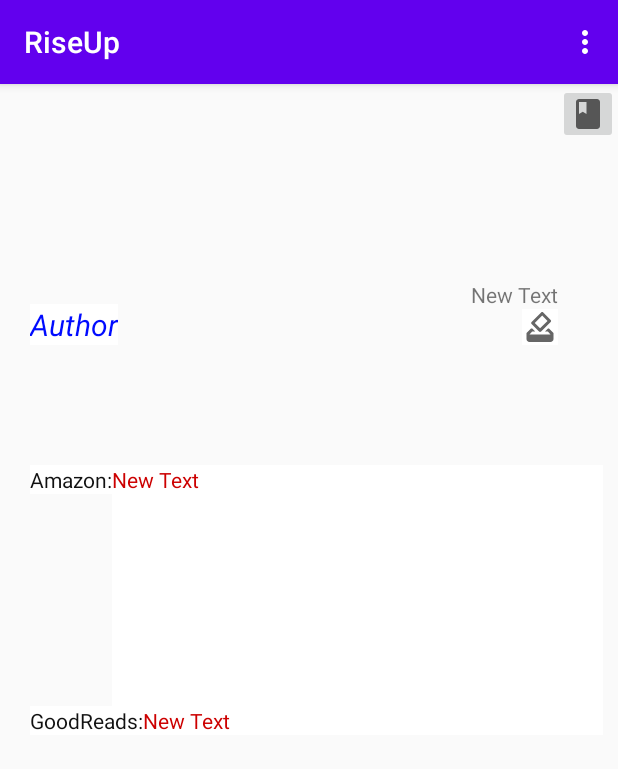
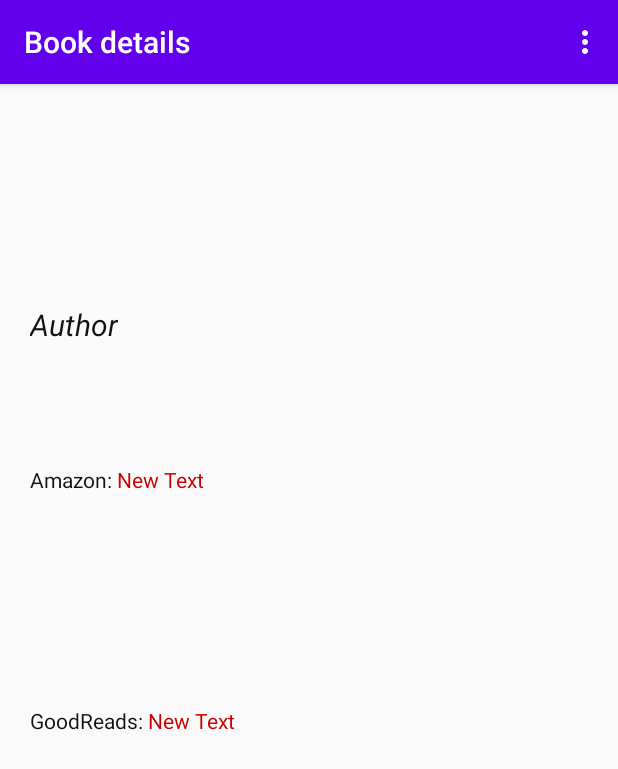
Before and after one commit to nisiddharth/RiseUp, an Android app: the DetailsActivity screen opened directly, with no data from a screen before it, on a phone screen of 412 x 824 dp. Shown: the top 769 px of the screen. Run offline under Robolectric (Android 15) with nearby library versions, the phone set to English and light mode, and no system bars; network calls fail; 4 statements that could not run were skipped.

Commit message:
Book update

```diff
--- a/Android/app/src/main/java/com/npdevs/riseup/books/BookActivity.java
+++ b/Android/app/src/main/java/com/npdevs/riseup/books/BookActivity.java
@@ -13,6 +13,7 @@ import android.widget.ListView;
 import android.widget.TextView;
 import android.widget.Toast;
 
+import androidx.appcompat.app.ActionBar;
 import androidx.appcompat.app.AppCompatActivity;
 
 import com.npdevs.riseup.LoginActivity;
@@ -33,6 +34,8 @@ public class BookActivity extends AppCompatActivity {
     protected void onCreate(Bundle savedInstanceState) {
         super.onCreate(savedInstanceState);
         setContentView(R.layout.activity_book);
+        ActionBar toolbar = getSupportActionBar();
+        toolbar.setTitle("Recommendations");
 
         bknm = (TextView) findViewById(R.id.moodTV);
         lview = (ListView) findViewById(R.id.bklist);
--- a/Android/app/src/main/java/com/npdevs/riseup/books/DetailsActivity.java
+++ b/Android/app/src/main/java/com/npdevs/riseup/books/DetailsActivity.java
@@ -1,5 +1,6 @@
 package com.npdevs.riseup.books;
 
+import androidx.appcompat.app.ActionBar;
 import androidx.appcompat.app.AppCompatActivity;
 
 import android.content.Context;
@@ -27,8 +28,6 @@ public class DetailsActivity extends AppCompatActivity {
     public TextView authornm;
     public TextView link1;
     public TextView link2;
-    public TextView upvote;
-    public ImageButton vote;
     String selectedBook;
 
     @Override
@@ -36,8 +35,9 @@ public class DetailsActivity extends AppCompatActivity {
         super.onCreate(savedInstanceState);
         setContentView(R.layout.activity_details);
 
-        vote = (ImageButton)findViewById(R.id.upvoteb);
-        upvote = (TextView)findViewById(R.id.votes);
+        ActionBar toolbar = getSupportActionBar();
+        toolbar.setTitle("Book details");
+
         bkname = (TextView)findViewById(R.id.bkname);
         authornm = (TextView)findViewById(R.id.authnm);
         link1 = (TextView)findViewById(R.id.amlink);
@@ -63,7 +63,6 @@ public class DetailsActivity extends AppCompatActivity {
                 authornm.setText(auth);
                 link1.setText(amazon);
                 link2.setText(goodreads);
-                upvote.setText(vote);
             }
             cur.close();
             bkdb.endTransaction();
@@ -97,19 +96,4 @@ public class DetailsActivity extends AppCompatActivity {
 
         return super.onOptionsItemSelected(item);
     }
-
-    public void upvoteClicked(View v)
-    {
-
-        upvote.setText("7");
-
-    }
-
-
-    public void logoutClicked(View v)
-    {
-        Intent intent = new Intent(DetailsActivity.this, LoginActivity.class);
-        startActivity(intent);
-
-    }
 }
--- a/Android/app/src/main/res/layout/activity_details.xml
+++ b/Android/app/src/main/res/layout/activity_details.xml
@@ -1,15 +1,13 @@
 <?xml version="1.0" encoding="utf-8"?>
 <RelativeLayout xmlns:android="http://schemas.android.com/apk/res/android"
     android:layout_width="match_parent" android:layout_height="match_parent">
-
 
     <TextView
         android:layout_width="wrap_content"
         android:layout_height="wrap_content"
         android:text="Book Name"
+        android:textColor="@color/black"
         android:id="@+id/bkname"
-        android:background="@color/white"
-        android:textColor="@color/dark_red"
         android:textSize="25dp"
         android:layout_alignParentTop="true"
         android:layout_alignParentLeft="true"
@@ -22,8 +20,7 @@
         android:layout_width="wrap_content"
         android:layout_height="wrap_content"
         android:text="Author"
-        android:background="@color/white"
-        android:textColor="@color/booksie_blue"
+        android:textColor="@color/black"
         android:textSize="20dp"
         android:id="@+id/authnm"
         android:textStyle="italic"
@@ -35,8 +32,7 @@
     <TextView
         android:layout_width="wrap_content"
         android:layout_height="wrap_content"
-        android:text="Amazon:"
-        android:background="@color/white"
+        android:text="Amazon: "
         android:textColor="@color/black"
         android:id="@+id/amznLink"
         android:layout_marginTop="80dp"
@@ -47,8 +43,7 @@
     <TextView
         android:layout_width="wrap_content"
         android:layout_height="wrap_content"
-        android:text="GoodReads:"
-        android:background="@color/white"
+        android:text="GoodReads: "
         android:id="@+id/gdrLink"
         android:layout_marginTop="141dp"
         android:textColor="@color/black"
@@ -63,7 +58,6 @@
         android:id="@+id/amlink"
         android:autoLink="web"
         android:textColor="@color/dark_red"
-        android:background="@color/white"
         android:layout_marginRight="10dp"
         android:layout_toRightOf="@+id/amznLink"
         android:layout_alignTop="@+id/amznLink"
@@ -77,7 +71,6 @@
         android:text="New Text"
         android:id="@+id/gdlink"
         android:textColor="@color/dark_red"
-        android:background="@color/white"
         android:layout_marginRight="10dp"
         android:autoLink="web"
         android:layout_toRightOf="@+id/gdrLink"
@@ -85,35 +78,4 @@
         android:layout_alignParentRight="true"
         android:layout_alignParentEnd="true" />
 
-
-    <ImageButton
-        android:layout_width="40dp"
-        android:layout_height="40dp"
-        android:id="@+id/imageButton"
-        android:src="@drawable/ic_baseline_book_24"
-        android:onClick="logoutClicked"
-        android:layout_alignParentTop="true"
-        android:layout_alignParentRight="true"
-        android:layout_alignParentEnd="true" />
-
-    <ImageButton
-        android:layout_width="wrap_content"
-        android:layout_height="wrap_content"
-        android:id="@+id/upvoteb"
-        android:src="@drawable/ic_baseline_how_to_vote_24"
-        android:background="@color/white"
-        android:layout_alignBottom="@+id/authnm"
-        android:layout_toLeftOf="@+id/imageButton"
-        android:layout_toStartOf="@+id/imageButton" />
-
-    <TextView
-        android:layout_width="wrap_content"
-        android:layout_height="wrap_content"
-        android:text="New Text"
-        android:id="@+id/votes"
-        android:onClick="upvoteClicked"
-        android:layout_above="@+id/upvoteb"
-        android:layout_alignRight="@+id/upvoteb"
-        android:layout_alignEnd="@+id/upvoteb" />
-
 </RelativeLayout>
```
